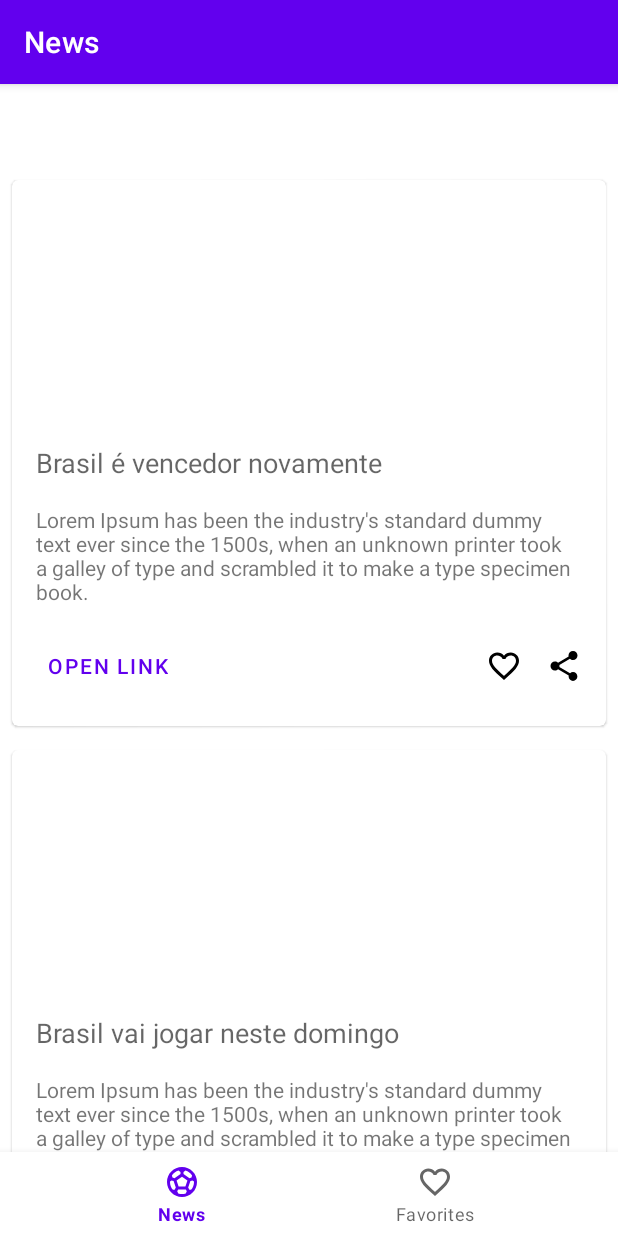
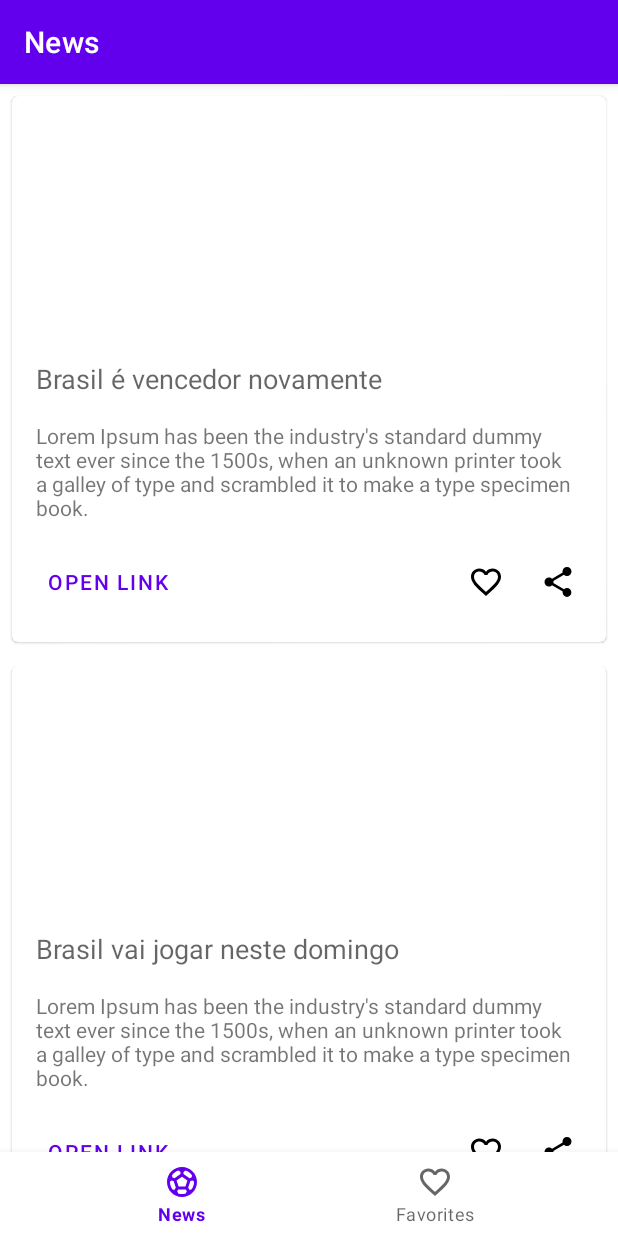
Before and after one commit to cintiaasilva/bootcamp-santander-2022-mobile, an Android app: the screen it shows after launch (MainActivity), on a phone screen of 412 x 824 dp. Run offline under Robolectric (Android 15) with nearby library versions, the phone set to English and light mode, and no system bars; our stand-ins replace navigation-ui.

Commit message:
Melhorias: Efeito de Ripple nos icons favorite e share, remoçãodo android:paddingTop do actionBarSize e alteração do android:layout_height para 0dp

```diff
--- a/Soccer News/app/src/main/res/layout/activity_main.xml
+++ b/Soccer News/app/src/main/res/layout/activity_main.xml
@@ -3,8 +3,7 @@
     xmlns:app="http://schemas.android.com/apk/res-auto"
     android:id="@+id/container"
     android:layout_width="match_parent"
-    android:layout_height="match_parent"
-    android:paddingTop="?attr/actionBarSize">
+    android:layout_height="match_parent">
 
     <com.google.android.material.bottomnavigation.BottomNavigationView
         android:id="@+id/nav_view"
@@ -22,7 +21,7 @@
         android:id="@+id/nav_host_fragment_activity_main"
         android:name="androidx.navigation.fragment.NavHostFragment"
         android:layout_width="match_parent"
-        android:layout_height="match_parent"
+        android:layout_height="0dp"
         app:defaultNavHost="true"
         app:layout_constraintBottom_toTopOf="@id/nav_view"
         app:layout_constraintLeft_toLeftOf="parent"
--- a/Soccer News/app/src/main/res/layout/news_item.xml
+++ b/Soccer News/app/src/main/res/layout/news_item.xml
@@ -14,11 +14,11 @@
             android:id="@+id/ivThumbnail"
             android:layout_width="0dp"
             android:layout_height="@dimen/news_image_height"
+            android:contentDescription="@string/cd_news_image"
             app:layout_constraintEnd_toEndOf="parent"
             app:layout_constraintStart_toStartOf="parent"
             app:layout_constraintTop_toTopOf="parent"
-            tools:srcCompat="@tools:sample/avatars"
-            android:contentDescription="@string/cd_news_image"/>
+            tools:srcCompat="@tools:sample/avatars" />
 
         <TextView
             android:id="@+id/tvTitle"
@@ -27,11 +27,11 @@
             android:layout_marginStart="@dimen/default_margin"
             android:layout_marginTop="@dimen/default_margin"
             android:layout_marginEnd="@dimen/default_margin"
-            tools:text="Brasil vence Argentina"
             android:textAppearance="@style/TextAppearance.AppCompat.Medium"
             app:layout_constraintEnd_toEndOf="parent"
             app:layout_constraintStart_toStartOf="parent"
-            app:layout_constraintTop_toBottomOf="@+id/ivThumbnail" />
+            app:layout_constraintTop_toBottomOf="@+id/ivThumbnail"
+            tools:text="Brasil vence Argentina" />
 
         <TextView
             android:id="@+id/tvDescription"
@@ -40,13 +40,14 @@
             android:layout_marginStart="@dimen/default_margin"
             android:layout_marginTop="@dimen/default_margin"
             android:layout_marginEnd="@dimen/default_margin"
-            tools:text="Brasileiras vencem argentinas de 7 a 0 nesta copa 2022"
             app:layout_constraintEnd_toEndOf="parent"
             app:layout_constraintStart_toStartOf="parent"
-            app:layout_constraintTop_toBottomOf="@+id/tvTitle" />
+            app:layout_constraintTop_toBottomOf="@+id/tvTitle"
+            tools:text="Brasileiras vencem argentinas de 7 a 0 nesta copa 2022" />
 
         <com.google.android.material.button.MaterialButton
             android:id="@+id/btOpenLink"
+            style="?attr/borderlessButtonStyle"
             android:layout_width="wrap_content"
             android:layout_height="wrap_content"
             android:layout_marginStart="@dimen/default_margin"
@@ -55,30 +56,37 @@
             android:text="@string/txt_open_link"
             app:layout_constraintBottom_toBottomOf="parent"
             app:layout_constraintStart_toStartOf="parent"
-            app:layout_constraintTop_toBottomOf="@+id/tvDescription"
-            style="?attr/borderlessButtonStyle"/>
+            app:layout_constraintTop_toBottomOf="@+id/tvDescription" />
 
         <ImageView
             android:id="@+id/ivShare"
             android:layout_width="wrap_content"
             android:layout_height="wrap_content"
             android:layout_marginEnd="@dimen/default_margin"
+            android:background="?attr/selectableItemBackgroundBorderless"
+            android:clickable="true"
+            android:contentDescription="@string/cd_share_icon"
+            android:focusable="true"
+            android:padding="4dp"
             app:layout_constraintBottom_toBottomOf="@+id/btOpenLink"
             app:layout_constraintEnd_toEndOf="parent"
             app:layout_constraintTop_toTopOf="@+id/btOpenLink"
-            app:srcCompat="@drawable/ic_share"
-            android:contentDescription="@string/cd_share_icon" />
+            app:srcCompat="@drawable/ic_share" />
 
         <ImageView
             android:id="@+id/ivFavorite"
             android:layout_width="wrap_content"
             android:layout_height="wrap_content"
             android:layout_marginEnd="@dimen/default_margin"
+            android:background="?attr/selectableItemBackgroundBorderless"
+            android:clickable="true"
+            android:contentDescription="@string/cd_favorite_icon"
+            android:focusable="true"
+            android:padding="4dp"
             app:layout_constraintBottom_toBottomOf="@+id/btOpenLink"
             app:layout_constraintEnd_toStartOf="@+id/ivShare"
             app:layout_constraintTop_toTopOf="@+id/btOpenLink"
-            app:srcCompat="@drawable/ic_favorite"
-            android:contentDescription="@string/cd_favorite_icon" />
+            app:srcCompat="@drawable/ic_favorite" />
 
     </androidx.constraintlayout.widget.ConstraintLayout>
 </com.google.android.material.card.MaterialCardView>
```
